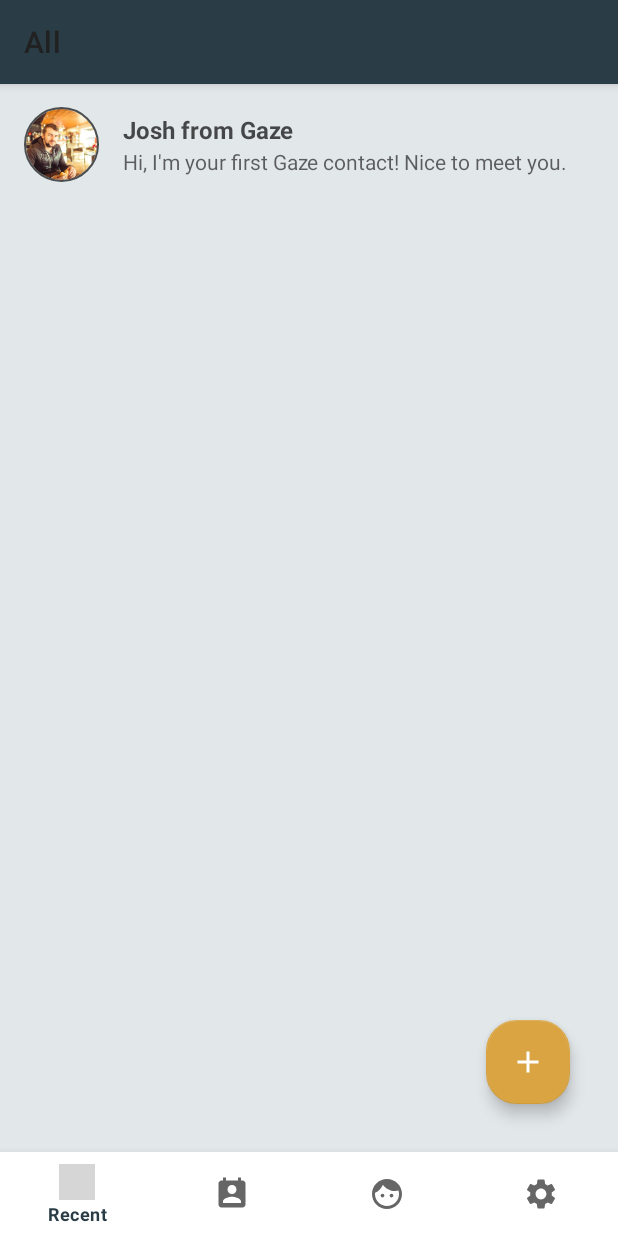
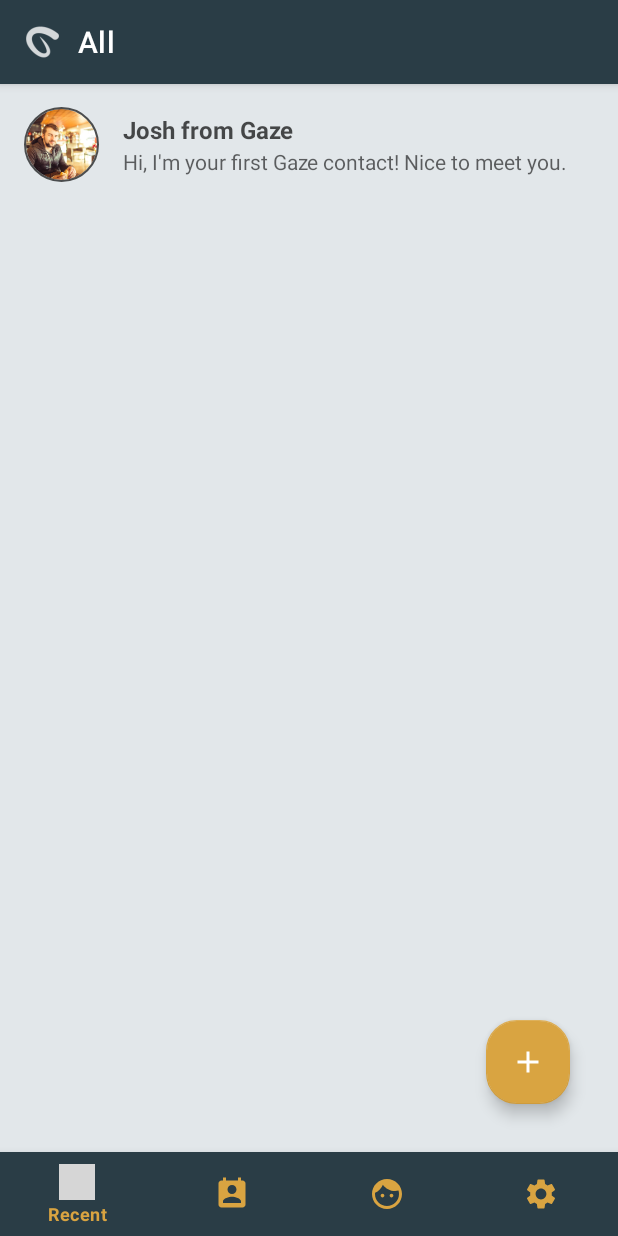
Before and after one commit to taar1/Gaze2022, an Android app built with Jetpack Compose: the AllContactsFragment screen opened through its navigation route, on a phone screen of 412 x 824 dp. Run offline under Robolectric (Android 15) with nearby library versions, the phone set to English and light mode, and no system bars; our stand-ins replace AdMob, CircleImageView, Dagger/Hilt's generated code, Room's generated code, navigation-ui; pictures from the network do not load; grey boxes are pictures that could not be loaded.

Commit message:
Improving layouts/colors, adding app logo to the action bar, cleaning code

```diff
--- /dev/null
+++ b/app/src/main/res/drawable/actionbar_space_between_icon_and_title.xml
@@ -0,0 +1,9 @@
+<?xml version="1.0" encoding="utf-8"?>
+<layer-list xmlns:android="http://schemas.android.com/apk/res/android">
+
+    <item
+        android:drawable="@drawable/ic_gaze_white"
+        android:right="12dp" />
+
+
+</layer-list>
--- a/app/src/main/res/layout/activity_upgrading.xml
+++ b/app/src/main/res/layout/activity_upgrading.xml
@@ -12,7 +12,6 @@
         android:id="@+id/app_bar_layout"
         android:layout_width="match_parent"
         android:layout_height="?attr/actionBarSize"
-        android:theme="@style/AppTheme.AppBarOverlay"
         app:layout_constraintEnd_toEndOf="parent"
         app:layout_constraintStart_toStartOf="parent"
         app:layout_constraintTop_toTopOf="parent">
--- a/app/src/main/res/layout/contacts_recyclerlist_fragment.xml
+++ b/app/src/main/res/layout/contacts_recyclerlist_fragment.xml
@@ -11,7 +11,6 @@
         android:id="@+id/appBarLayout"
         android:layout_width="match_parent"
         android:layout_height="wrap_content"
-        android:theme="@style/AppTheme.AppBarOverlay"
         app:layout_constraintEnd_toEndOf="parent"
         app:layout_constraintStart_toStartOf="parent"
         app:layout_constraintTop_toTopOf="parent">
--- a/app/src/main/res/layout/content_searchable.xml
+++ b/app/src/main/res/layout/content_searchable.xml
@@ -13,8 +13,7 @@
     <com.google.android.material.appbar.AppBarLayout
         android:id="@+id/app_bar_layout"
         android:layout_width="match_parent"
-        android:layout_height="wrap_content"
-        android:theme="@style/AppTheme.AppBarOverlay">
+        android:layout_height="wrap_content">
 
         <androidx.appcompat.widget.Toolbar
             android:id="@+id/toolbar"
--- a/app/src/main/res/layout/gridview_activity.xml
+++ b/app/src/main/res/layout/gridview_activity.xml
@@ -9,8 +9,7 @@
 
     <com.google.android.material.appbar.AppBarLayout
         android:layout_width="match_parent"
-        android:layout_height="wrap_content"
-        android:theme="@style/AppTheme.AppBarOverlay">
+        android:layout_height="wrap_content">
 
         <androidx.appcompat.widget.Toolbar
             android:id="@+id/toolbar"
--- a/app/src/main/res/layout/main_activity.xml
+++ b/app/src/main/res/layout/main_activity.xml
@@ -22,6 +22,7 @@
     <com.google.android.material.bottomnavigation.BottomNavigationView
         android:id="@+id/bottom_nav"
         android:layout_width="match_parent"
+        style="@style/BottomNavigationBarStyle"
         android:layout_height="wrap_content"
         app:layout_constraintBottom_toBottomOf="parent"
         app:layout_constraintEnd_toEndOf="parent"
--- a/app/src/main/res/values/strings.xml
+++ b/app/src/main/res/values/strings.xml
@@ -8,7 +8,7 @@
     <string name="enter_name_long">Please enter a name for the new contact.</string>
     <string name="address_book_empty">Your Address Book is currently empty.</string>
     <string name="recent">Recent</string>
-    <string name="recently_viewed">Recently viewed contacts</string>
+    <string name="recently_viewed">Recently Viewed</string>
     <string name="all">All</string>
     <string name="my_media">My Media</string>
     <string name="me">Me</string>
--- a/app/src/main/res/values/styles.xml
+++ b/app/src/main/res/values/styles.xml
@@ -1,11 +1,4 @@
 <resources>
-
-    <style name="AppTheme.AppBarOverlay" parent="ThemeOverlay.AppCompat.Dark.ActionBar">
-        <item name="android:textColorPrimary">@color/primary_text</item>
-        <item name="android:textColorSecondary">@color/secondary_text</item>
-        <item name="android:textColorHint">@color/secondary_text</item>
-    </style>
-
     <style name="AppTheme.PopupOverlay" parent="ThemeOverlay.AppCompat.Light" />
 
     <style name="MyEditTextTheme" parent="Widget.MaterialComponents.TextInputLayout.FilledBox">
@@ -127,7 +120,7 @@
     </style>
 
     <style name="Text">
-        <item name="android:textColor">#000000</item>
+        <item name="android:textColor">@color/black</item>
     </style>
 
     <style name="Regular" parent="Text">
--- a/app/src/main/res/values/themes.xml
+++ b/app/src/main/res/values/themes.xml
@@ -17,6 +17,7 @@
 
     <style name="GazeTheme" parent="Theme.MaterialComponents.DayNight">
         <!-- Primary brand color. -->
+        <item name="logo">@drawable/actionbar_space_between_icon_and_title</item>
         <item name="colorPrimary">@color/primary</item>
         <item name="colorPrimaryVariant">@color/primary_light</item>
         <item name="colorOnPrimary">@color/accent</item>
@@ -39,7 +40,7 @@
         <item name="android:textColorPrimary">@color/white</item>
 
         <!--GENERAL TEXT-->
-        <item name="android:textColor">#000</item>
+        <item name="android:textColor">@color/black</item>
 
         <!--INACTIVE TABS FONT-->
         <item name="android:colorPrimary">@color/light_gray_light</item>
@@ -47,8 +48,8 @@
         <!-- STATUS BAR (GANZ OBEN)-->
         <!--                <item name="android:colorPrimaryDark">@color/accent</item>-->
 
-        <!-- Bottom Navigation Bar -->
-        <item name="android:navigationBarColor">@color/white</item>
+        <!-- Bottom (System) Bar -->
+        <item name="android:navigationBarColor">@color/primary_dark</item>
 
         <!--FONT SELECTION: SERIF, SANS, NORMAL, MONOSPACE-->
         <item name="android:typeface">normal</item>
@@ -103,4 +104,11 @@
         <item name="android:windowActionModeOverlay">false</item>
         <item name="background">@color/primary_dark</item>
     </style>
+
+    <!--    BOTTOM NAVIGATION BAR-->
+    <style name="BottomNavigationBarStyle" parent="@style/Widget.MaterialComponents.BottomNavigationView.Colored">
+        <item name="elevation">8dp</item>
+        <item name="labelVisibilityMode">selected</item>
+        <item name="itemIconTint">@color/accent</item>
+    </style>
 </resources>
```
Also changed, not shown: app/src/main/res/drawable-hdpi/ic_gaze_white.png (added), app/src/main/res/drawable-mdpi/ic_gaze_white.png (added), app/src/main/res/drawable-xhdpi/ic_gaze_white.png (added), app/src/main/res/drawable-xxhdpi/ic_gaze_white.png (added), app/src/main/res/drawable-xxxhdpi/ic_gaze_white.png (added), app/src/main/res/drawable/brand_line_24dp.png.
